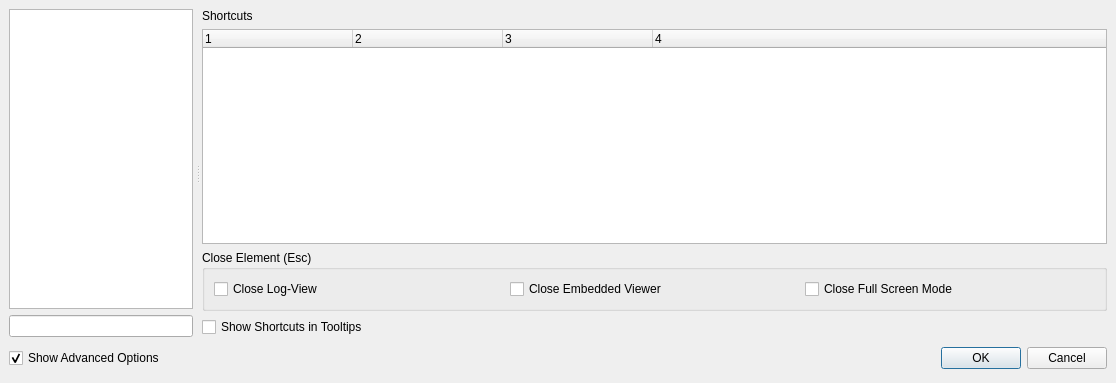
The window that src/configdialog.ui (texstudio-org/texstudio) describes before a commit, drawn with Qt 5.
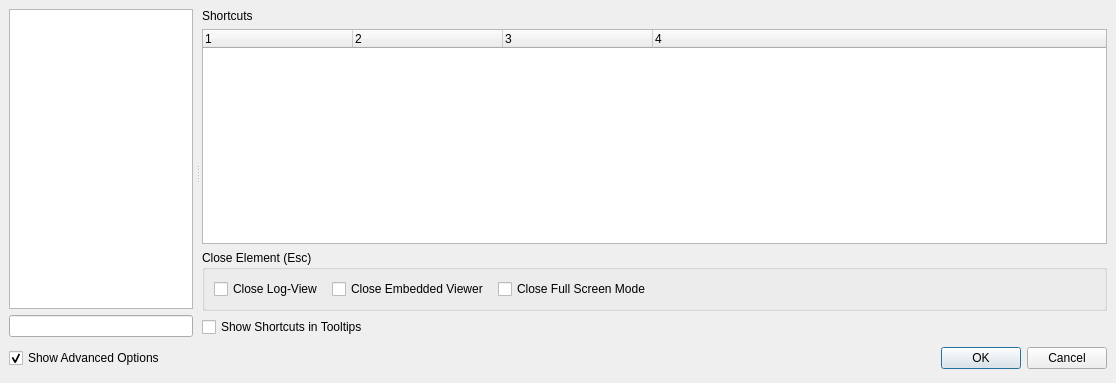
The same window after the commit. The open tabs and pages were chosen to show the change. Icons and pictures are not drawn.

Commit message: narrow Shortcuts config

```diff
--- a/src/configdialog.ui
+++ b/src/configdialog.ui
@@ -1098,6 +1098,9 @@
               <string>Close Element (Esc)</string>
              </property>
              <layout class="QHBoxLayout" name="horizontalLayout_5">
+              <property name="spacing">
+               <number>9</number>
+              </property>
               <item>
                <widget class="QCheckBox" name="checkBoxCloseLogByEsc">
                 <property name="text">
@@ -1119,6 +1122,19 @@
                 </property>
                </widget>
               </item>
+              <item>
+               <spacer>
+                <property name="orientation">
+                 <enum>Qt::Horizontal</enum>
+                </property>
+                <property name="sizeHint" stdset="0">
+                 <size>
+                  <width>0</width>
+                  <height>0</height>
+                 </size>
+                </property>
+               </spacer>
+              </item>
              </layout>
             </widget>
            </item>
```
